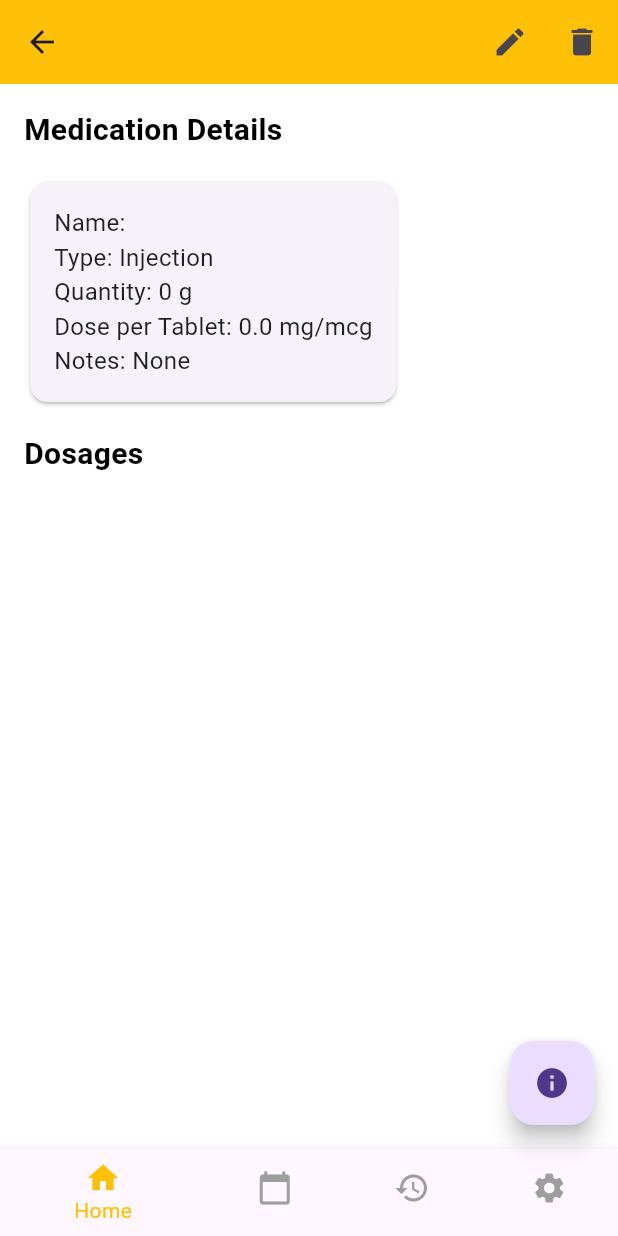
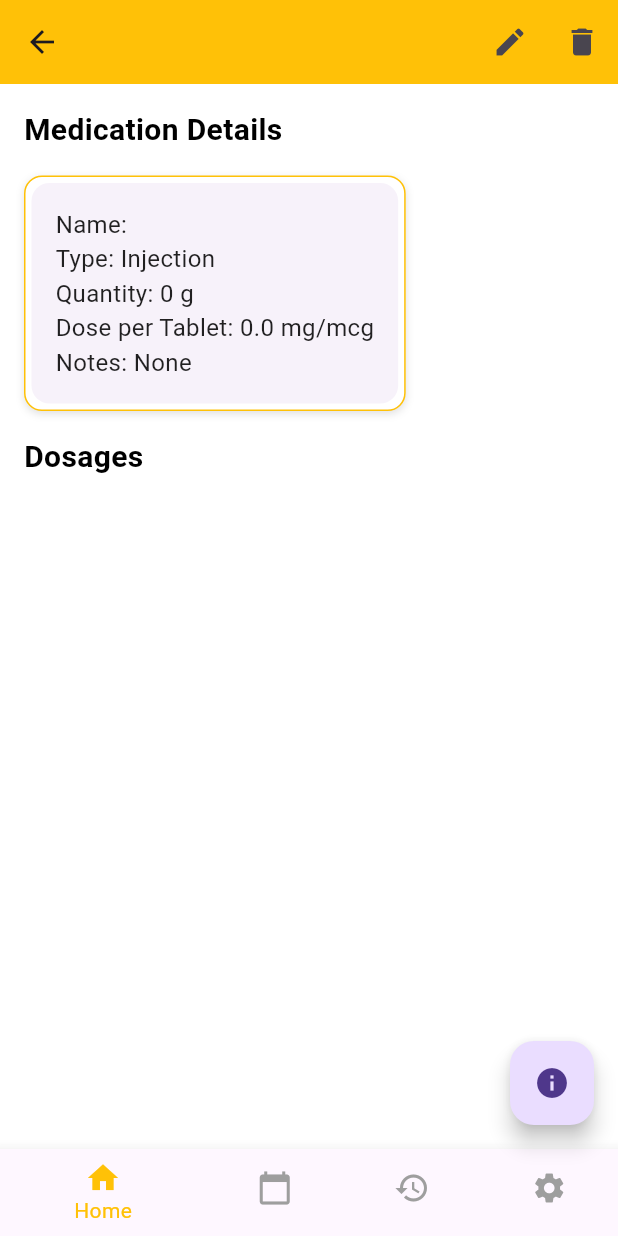
Before and after one commit to KiNeMspA/medtrackr, a Flutter app: the MedicationDetailsScreen screen opened directly with empty values, on a phone screen of 412 x 824 dp. Run offline on Flutter 3.47's test engine with Material 3 defaults, Android fonts, the phone set to English and light mode, and no system bars; our stand-ins replace flutter_local_notifications, timezone.

Commit message:
Restored card styling in MedicationDetailsScreen with yellow border in cardDecoration

```diff
--- a/lib/constants/constants.dart
+++ b/lib/constants/constants.dart
@@ -1,3 +1,4 @@
+// In lib/constants/constants.dart
 import 'package:flutter/material.dart';
 
 class AppConstants {
@@ -10,6 +11,7 @@ class AppConstants {
 
   static final cardDecoration = BoxDecoration(
     color: Colors.white,
+    border: Border.all(color: primaryColor, width: 1), // Add yellow border
     borderRadius: BorderRadius.circular(12),
     boxShadow: const [
       BoxShadow(
--- a/lib/screens/medication_details_screen.dart
+++ b/lib/screens/medication_details_screen.dart
@@ -1,3 +1,4 @@
+// In lib/screens/medication_details_screen.dart
 import 'package:flutter/material.dart';
 import 'package:medtrackr/constants/constants.dart';
 import 'package:medtrackr/constants/themes.dart';
@@ -109,7 +110,11 @@ class MedicationDetailsScreen extends StatelessWidget {
               style: AppConstants.cardTitleStyle.copyWith(fontSize: 20),
             ),
             const SizedBox(height: 16),
-            Card(
+            Container(
+              decoration: AppConstants.cardDecoration, // Apply styling
+              child: Card(
+                elevation: 0, // Set to 0 since decoration handles shadow
+                shape: RoundedRectangleBorder(borderRadius: BorderRadius.circular(12)),
                 child: Padding(
                   padding: const EdgeInsets.all(16.0),
                   child: Column(
@@ -133,6 +138,7 @@ class MedicationDetailsScreen extends StatelessWidget {
                   ),
                 ),
               ),
+            ),
             const SizedBox(height: 16),
             Text(
               'Dosages',
@@ -143,7 +149,11 @@ class MedicationDetailsScreen extends StatelessWidget {
                 itemCount: dosages.length,
                 itemBuilder: (context, index) {
                   final dosage = dosages[index];
-                  return Card(
+                  return Container(
+                    decoration: AppConstants.cardDecoration, // Apply styling
+                    child: Card(
+                      elevation: 0, // Set to 0 since decoration handles shadow
+                      shape: RoundedRectangleBorder(borderRadius: BorderRadius.circular(12)),
                       child: ListTile(
                         title: Text(dosage.name, style: AppConstants.cardTitleStyle),
                         subtitle: Text(
@@ -151,6 +161,7 @@ class MedicationDetailsScreen extends StatelessWidget {
                             style: AppConstants.cardBodyStyle),
                         onTap: () => Navigator.pushNamed(
                             context, '/dosage_form', arguments: {'medication': medication, 'dosage': dosage}),
+                      ),
                     ),
                   );
                 },
```
Lines whose indentation alone changed are shown as unchanged.
